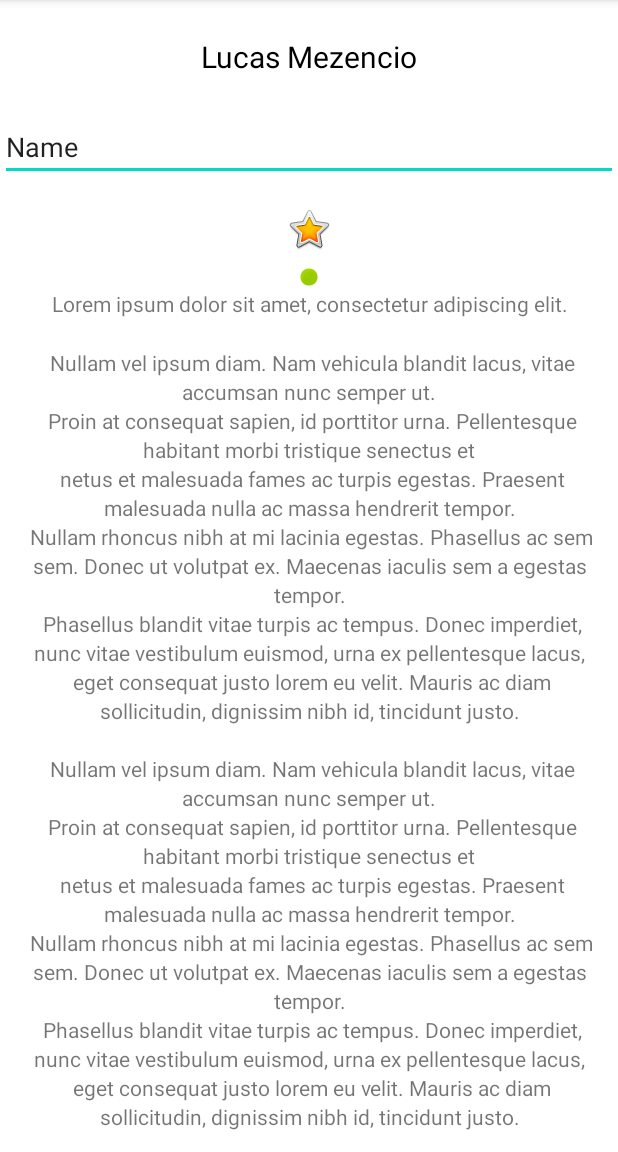
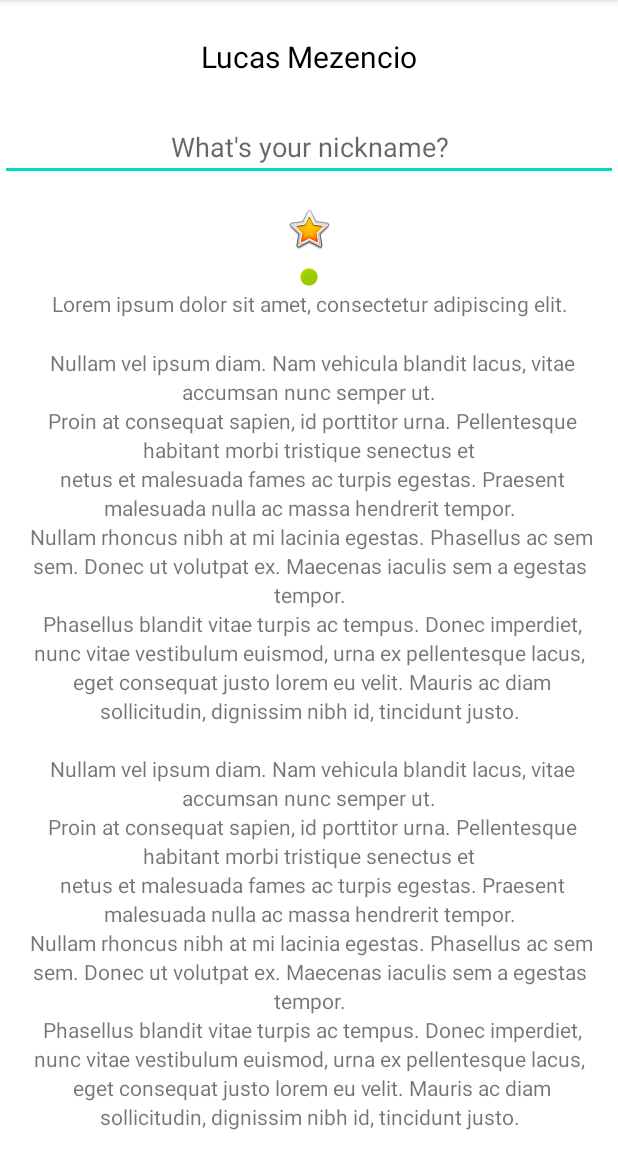
Before and after one commit to lucas-mezencio/android-studies, an Android app: the screen it shows after launch (MainActivity), on a phone screen of 412 x 824 dp, the part 84-1236 px from its top. Run offline under Robolectric (Android 15) with nearby library versions, the phone set to English and light mode, and no system bars; Roboto replaces fonts that are not available here.

Commit message:
style edit text

```diff
--- a/AboutMe/app/src/main/res/layout/activity_main.xml
+++ b/AboutMe/app/src/main/res/layout/activity_main.xml
@@ -20,11 +20,12 @@
 
     <EditText
         android:id="@+id/et_nickname"
+        style="@style/NameStyle"
         android:layout_width="match_parent"
         android:layout_height="wrap_content"
+        android:hint="@string/what_is_your_nickname"
         android:inputType="textPersonName"
-        android:text="@string/et_nickname_text"
-        android:autofillHints="Lucas" />
+        android:importantForAutofill="no" />
 
     <ImageView
         android:id="@+id/iv_star_image"
--- a/AboutMe/app/src/main/res/values/strings.xml
+++ b/AboutMe/app/src/main/res/values/strings.xml
@@ -23,5 +23,5 @@
         Phasellus blandit vitae turpis ac tempus. Donec imperdiet, nunc vitae vestibulum euismod, urna ex pellentesque lacus,\n
         eget consequat justo lorem eu velit. Mauris ac diam sollicitudin, dignissim nibh id, tincidunt justo.
     </string>
-    <string name="et_nickname_text">Name</string>
+    <string name="what_is_your_nickname">What\'s your nickname?</string>
 </resources>
```
